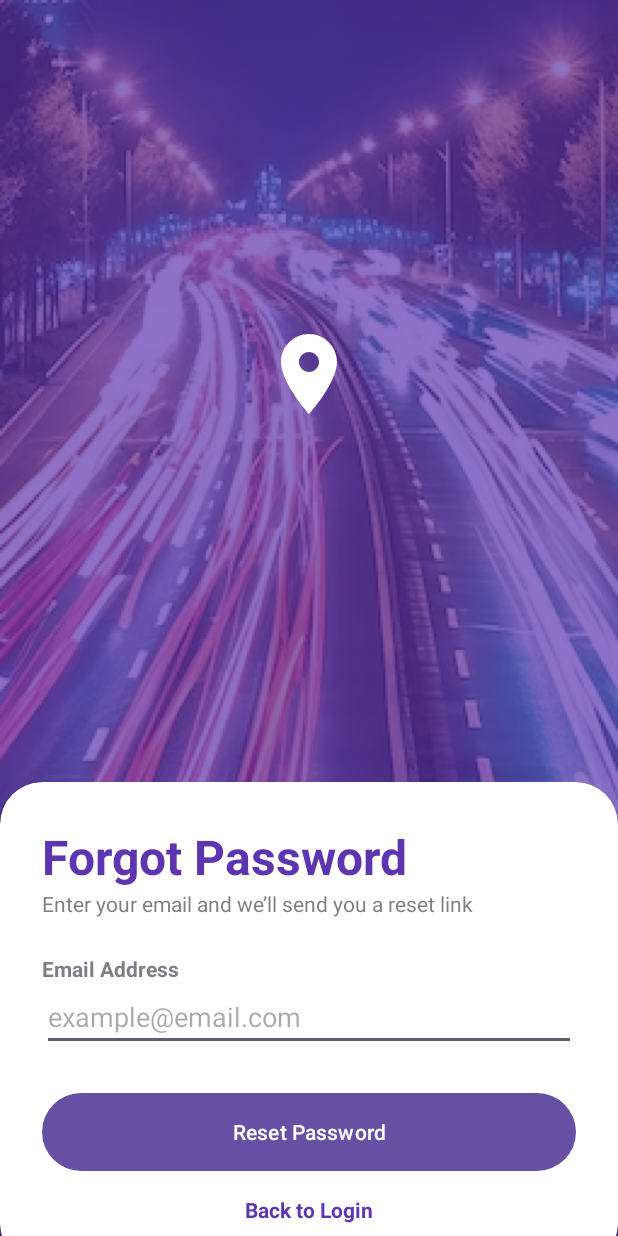
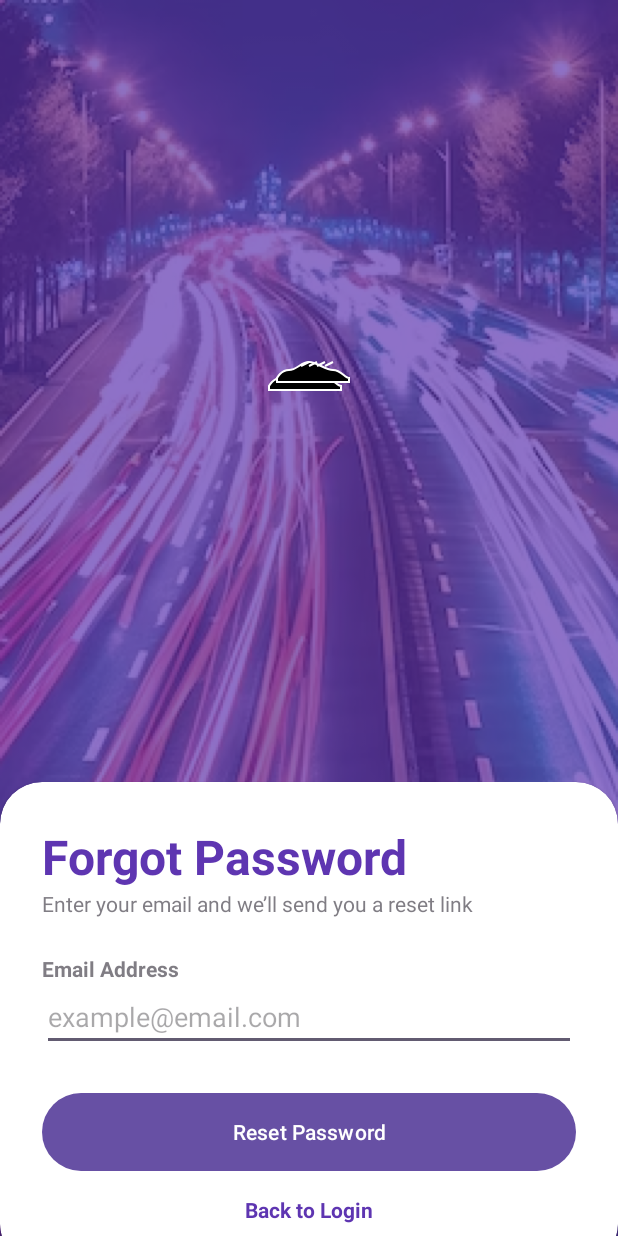
Before and after one commit to vuongdat8/Shoes_Project, an Android app: the screen it shows after launch (ForgotPasswordActivity), after a tap on "I forgot my password", on a phone screen of 412 x 824 dp. Run offline under Robolectric (Android 15) with nearby library versions, the phone set to English and light mode, and no system bars; our stand-ins replace Firebase (no records; nobody signed in at launch, a user with empty details on screens opened directly), Room's generated code; 3 statements that could not run were skipped.

Commit message:
icon shoes

```diff
--- a/app/src/main/res/drawable/location_icon.xml
+++ b/app/src/main/res/drawable/location_icon.xml
@@ -1,5 +1,37 @@
-<vector android:height="64dp" android:tint="#FFFFFF"
-    android:viewportHeight="24" android:viewportWidth="24"
-    android:width="64dp" xmlns:android="http://schemas.android.com/apk/res/android">
-    <path android:fillColor="@android:color/white" android:pathData="M12,2C8.13,2 5,5.13 5,9c0,5.25 7,13 7,13s7,-7.75 7,-13c0,-3.87 -3.13,-7 -7,-7zM12,11.5c-1.38,0 -2.5,-1.12 -2.5,-2.5s1.12,-2.5 2.5,-2.5 2.5,1.12 2.5,2.5 -1.12,2.5 -2.5,2.5z"/>
+<vector xmlns:android="http://schemas.android.com/apk/res/android"
+    android:width="64dp"
+    android:height="64dp"
+    android:viewportWidth="24"
+    android:viewportHeight="24">
+
+    <!-- Giày phía trước -->
+    <path
+        android:fillColor="#000000"
+        android:pathData="M2,16 L2,15 C2,15 3,13 5,13 C7,13 8,11 10,11 C12,11 14,13 16,13 C18,13 19,15 20,15 L20,16 Z" />
+    <path
+        android:strokeColor="#FFFFFF"
+        android:strokeWidth="0.5"
+        android:pathData="M2,16 L2,15 C2,15 3,13 5,13 C7,13 8,11 10,11 C12,11 14,13 16,13 C18,13 19,15 20,15 L20,16 Z" />
+
+    <!-- Dây giày phía trước -->
+    <path
+        android:strokeColor="#FFFFFF"
+        android:strokeWidth="0.5"
+        android:pathData="M10,11 L8,12 M12,11 L10,12 M14,11 L12,12 M16,11 L14,12" />
+
+    <!-- Giày phía sau -->
+    <path
+        android:fillColor="#000000"
+        android:pathData="M4,14 L4,13 C4,13 5,11 7,11 C9,11 10,9 12,9 C14,9 16,11 18,11 C20,11 21,13 22,13 L22,14 Z" />
+    <path
+        android:strokeColor="#FFFFFF"
+        android:strokeWidth="0.5"
+        android:pathData="M4,14 L4,13 C4,13 5,11 7,11 C9,11 10,9 12,9 C14,9 16,11 18,11 C20,11 21,13 22,13 L22,14 Z" />
+
+    <!-- Dây giày phía sau -->
+    <path
+        android:strokeColor="#FFFFFF"
+        android:strokeWidth="0.5"
+        android:pathData="M12,9 L10,10 M14,9 L12,10 M16,9 L14,10 M18,9 L16,10" />
+
 </vector>
--- a/app/src/main/res/layout/newpassword_activity.xml
+++ b/app/src/main/res/layout/newpassword_activity.xml
@@ -24,8 +24,8 @@
         android:padding="28dp">
 
         <ImageView
-            android:layout_width="wrap_content"
-            android:layout_height="wrap_content"
+            android:layout_width="104dp"
+            android:layout_height="108dp"
             android:src="@drawable/location_icon" />
 
         <TextView
--- a/app/src/main/res/layout/userprofile_activity.xml
+++ b/app/src/main/res/layout/userprofile_activity.xml
@@ -123,14 +123,15 @@
             <com.google.android.material.button.MaterialButton
                 android:id="@+id/btn_logout"
                 style="@style/Widget.Material3.Button.TonalButton"
-                android:layout_width="326dp"
+                android:layout_width="319dp"
                 android:layout_height="50dp"
                 android:layout_marginTop="20dp"
                 android:text="Logout"
                 app:cornerRadius="24dp" />
+
             <com.google.android.material.button.MaterialButton
                 android:id="@+id/btn_gohome"
-                android:layout_width="327dp"
+                android:layout_width="320dp"
                 android:layout_height="wrap_content"
                 android:layout_marginEnd="154dp"
                 android:layout_marginBottom="156dp"
```
